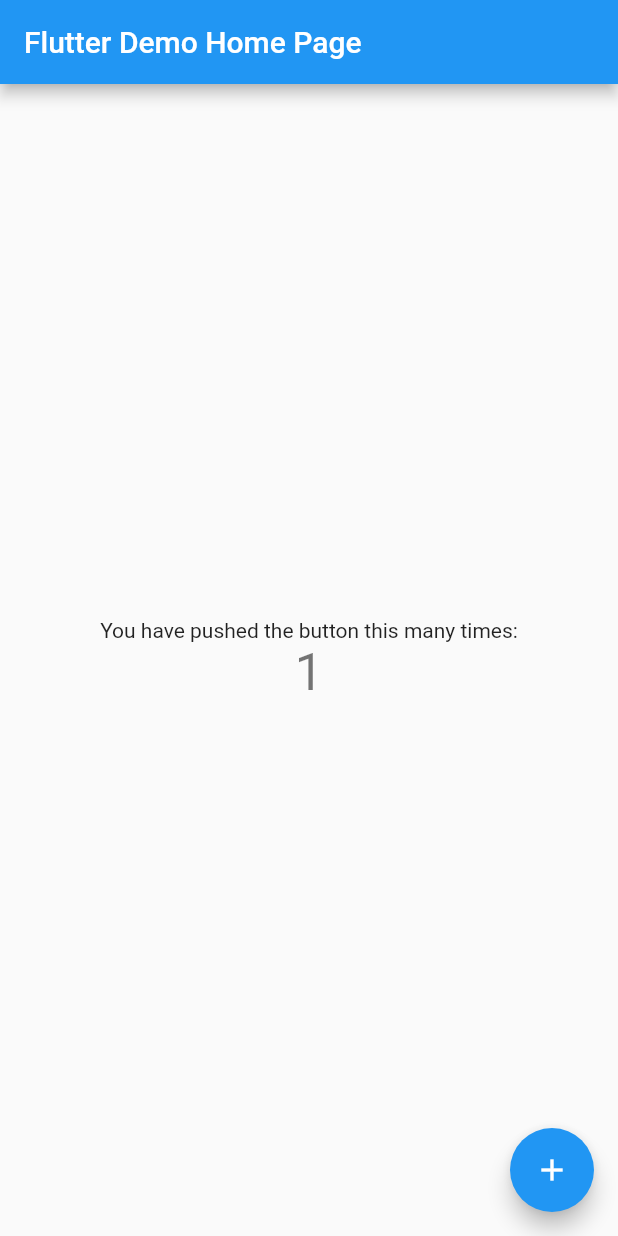
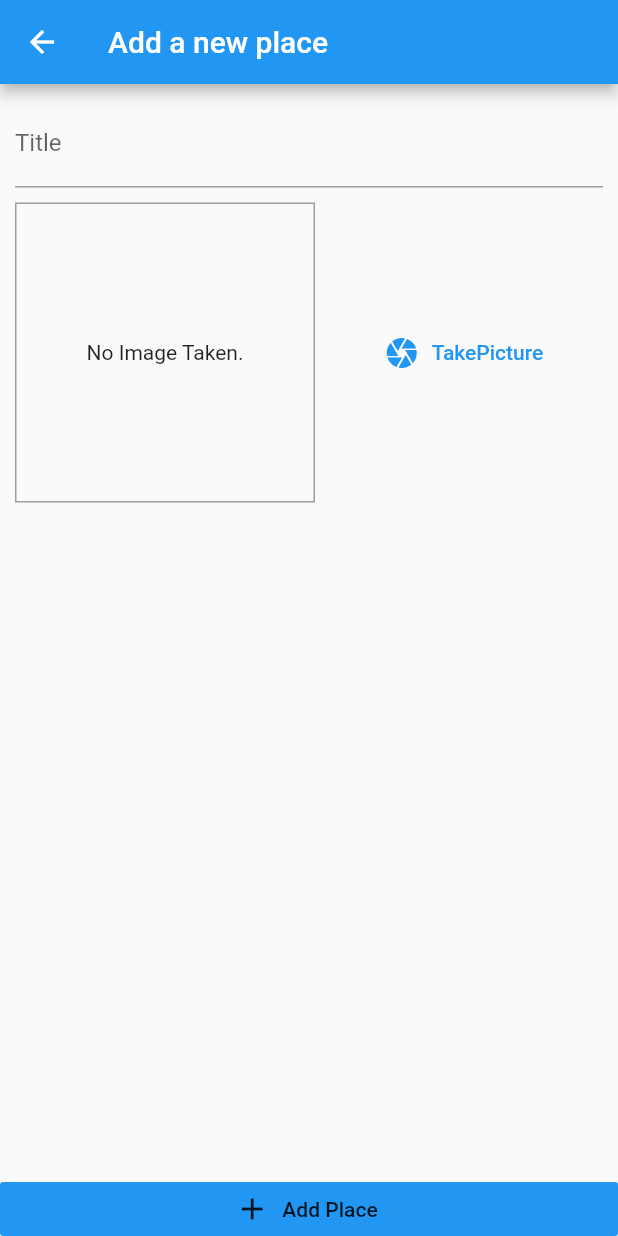
Before and after one commit to praveenbapuram/flutter_device_features, a Flutter app: the screen it shows after launch, after a tap on the "add" icon, on a phone screen of 412 x 824 dp. Run offline on Flutter 3.47's test engine with Material 2 defaults, Android fonts, the phone set to English and light mode, and no system bars; our stand-ins replace image_picker, sqflite; missing offline and left inert: dart:ffi; accounts and stored records are empty.

Commit message:
Accessing camera and saving the image to local app . Save the image path to the SQLLite DB.

```diff
--- /dev/null
+++ b/flutter_device_features/lib/helper/db_helper.dart
@@ -0,0 +1,20 @@
+import 'dart:ffi';
+
+import 'package:sqflite/sqflite.dart' as sql;
+import 'package:path/path.dart' as path;
+
+class DBHelper {
+  static Future<Void> insert(String table, Map<String, Object> data) async {
+    final dbPath = await sql.getDatabasesPath();
+    final sqlDb = await sql.openDatabase(path.join(dbPath, 'places.db'),
+        onCreate: (db, version) {
+      return db.execute(
+          'CREATE TABLE user_places(id TEXT PRIMARY KEY,title TEXT,image TEXT)');
+    }, version: 1);
+    await sqlDb.insert(
+      table,
+      data,
+      conflictAlgorithm: sql.ConflictAlgorithm.replace,
+    );
+  }
+}
--- a/flutter_device_features/lib/main.dart
+++ b/flutter_device_features/lib/main.dart
@@ -1,4 +1,8 @@
 import 'package:flutter/material.dart';
+import 'package:flutter_device_features/providers/great_places.dart';
+import 'package:flutter_device_features/screens/add_place_screen.dart';
+import 'package:flutter_device_features/screens/places_list_screen.dart';
+import 'package:provider/provider.dart';
 
 void main() {
   runApp(MyApp());
@@ -8,110 +12,18 @@ class MyApp extends StatelessWidget {
   // This widget is the root of your application.
   @override
   Widget build(BuildContext context) {
-    return MaterialApp(
-      title: 'Flutter Demo',
-      theme: ThemeData(
-        // This is the theme of your application.
-        //
-        // Try running your application with "flutter run". You'll see the
-        // application has a blue toolbar. Then, without quitting the app, try
-        // changing the primarySwatch below to Colors.green and then invoke
-        // "hot reload" (press "r" in the console where you ran "flutter run",
-        // or simply save your changes to "hot reload" in a Flutter IDE).
-        // Notice that the counter didn't reset back to zero; the application
-        // is not restarted.
-        primarySwatch: Colors.blue,
-        // This makes the visual density adapt to the platform that you run
-        // the app on. For desktop platforms, the controls will be smaller and
-        // closer together (more dense) than on mobile platforms.
-        visualDensity: VisualDensity.adaptivePlatformDensity,
-      ),
-      home: MyHomePage(title: 'Flutter Demo Home Page'),
+    return ChangeNotifierProvider.value(
+      value: GreatPlace(),
+      child: MaterialApp(
+          title: 'Great Places',
+          theme: ThemeData(
+            primarySwatch: Colors.blue,
+            visualDensity: VisualDensity.adaptivePlatformDensity,
+          ),
+          home: PlacesList(),
+          routes: {
+            AddPlaceScreen.routeName: (ctx) => AddPlaceScreen(),
+          }),
     );
   }
 }
-
-class MyHomePage extends StatefulWidget {
-  MyHomePage({Key key, this.title}) : super(key: key);
-
-  // This widget is the home page of your application. It is stateful, meaning
-  // that it has a State object (defined below) that contains fields that affect
-  // how it looks.
-
-  // This class is the configuration for the state. It holds the values (in this
-  // case the title) provided by the parent (in this case the App widget) and
-  // used by the build method of the State. Fields in a Widget subclass are
-  // always marked "final".
-
-  final String title;
-
-  @override
-  _MyHomePageState createState() => _MyHomePageState();
-}
-
-class _MyHomePageState extends State<MyHomePage> {
-  int _counter = 0;
-
-  void _incrementCounter() {
-    setState(() {
-      // This call to setState tells the Flutter framework that something has
-      // changed in this State, which causes it to rerun the build method below
-      // so that the display can reflect the updated values. If we changed
-      // _counter without calling setState(), then the build method would not be
-      // called again, and so nothing would appear to happen.
-      _counter++;
-    });
-  }
-
-  @override
-  Widget build(BuildContext context) {
-    // This method is rerun every time setState is called, for instance as done
-    // by the _incrementCounter method above.
-    //
-    // The Flutter framework has been optimized to make rerunning build methods
-    // fast, so that you can just rebuild anything that needs updating rather
-    // than having to individually change instances of widgets.
-    return Scaffold(
-      appBar: AppBar(
-        // Here we take the value from the MyHomePage object that was created by
-        // the App.build method, and use it to set our appbar title.
-        title: Text(widget.title),
-      ),
-      body: Center(
-        // Center is a layout widget. It takes a single child and positions it
-        // in the middle of the parent.
-        child: Column(
-          // Column is also a layout widget. It takes a list of children and
-          // arranges them vertically. By default, it sizes itself to fit its
-          // children horizontally, and tries to be as tall as its parent.
-          //
-          // Invoke "debug painting" (press "p" in the console, choose the
-          // "Toggle Debug Paint" action from the Flutter Inspector in Android
-          // Studio, or the "Toggle Debug Paint" command in Visual Studio Code)
-          // to see the wireframe for each widget.
-          //
-          // Column has various properties to control how it sizes itself and
-          // how it positions its children. Here we use mainAxisAlignment to
-          // center the children vertically; the main axis here is the vertical
-          // axis because Columns are vertical (the cross axis would be
-          // horizontal).
-          mainAxisAlignment: MainAxisAlignment.center,
-          children: <Widget>[
-            Text(
-              'You have pushed the button this many times:',
-            ),
-            Text(
-              '$_counter',
-              style: Theme.of(context).textTheme.headline4,
-            ),
-          ],
-        ),
-      ),
-      floatingActionButton: FloatingActionButton(
-        onPressed: _incrementCounter,
-        tooltip: 'Increment',
-        child: Icon(Icons.add),
-      ), // This trailing comma makes auto-formatting nicer for build methods.
-    );
-  }
-}
--- /dev/null
+++ b/flutter_device_features/lib/models/place.dart
@@ -0,0 +1,25 @@
+import 'dart:io';
+
+import 'package:flutter/cupertino.dart';
+
+class PlaceLocation {
+  final double latitude;
+  final double longitude;
+  final String address;
+
+  PlaceLocation(
+      {@required this.latitude, @required this.longitude, this.address});
+}
+
+class Place {
+  @required
+  final String id;
+  @required
+  final String title;
+  @required
+  final PlaceLocation location;
+  @required
+  final File image;
+
+  Place({this.id, this.title, this.location, this.image});
+}
--- /dev/null
+++ b/flutter_device_features/lib/providers/great_places.dart
@@ -0,0 +1,30 @@
+import 'dart:io';
+
+import 'package:flutter/foundation.dart';
+import 'package:flutter_device_features/helper/db_helper.dart';
+import 'package:flutter_device_features/models/place.dart';
+import 'package:flutter_device_features/screens/places_list_screen.dart';
+
+class GreatPlace with ChangeNotifier {
+  List<Place> _items = [];
+
+  List<Place> get places {
+    return [..._items];
+  }
+
+  void addPlace(String pickedTittle, File pickedImage) {
+    var newPlace = Place(
+        id: DateTime.now().toString(),
+        image: pickedImage,
+        location: null,
+        title: pickedTittle);
+    _items.add(newPlace);
+
+    DBHelper.insert('places', {
+      'id': newPlace.id,
+      'title': newPlace.title,
+      'image': newPlace.image.path
+    });
+    notifyListeners();
+  }
+}
--- /dev/null
+++ b/flutter_device_features/lib/screens/add_place_screen.dart
@@ -0,0 +1,71 @@
+import 'dart:io';
+
+import 'package:flutter/material.dart';
+import 'package:flutter_device_features/providers/great_places.dart';
+import 'package:flutter_device_features/widgets/image_input.dart';
+import 'package:provider/provider.dart';
+
+class AddPlaceScreen extends StatefulWidget {
+  static const routeName = '/add-place';
+
+  @override
+  _AddPlaceState createState() => _AddPlaceState();
+}
+
+class _AddPlaceState extends State<AddPlaceScreen> {
+  final _titleController = TextEditingController();
+  File _pickedImage;
+
+  void _selectImage(File pickedImage) {
+    _pickedImage = pickedImage;
+  }
+
+  void _savePlace() {
+    if (_titleController.text.isEmpty || _pickedImage == null) {
+      return;
+    }
+    Provider.of<GreatPlace>(context, listen: false)
+        .addPlace(_titleController.text, _pickedImage);
+    Navigator.of(context).pop();
+  }
+
+  @override
+  Widget build(BuildContext context) {
+    return Scaffold(
+      appBar: AppBar(
+        title: Text('Add a new place'),
+      ),
+      body: Column(
+        mainAxisAlignment: MainAxisAlignment.spaceBetween,
+        crossAxisAlignment: CrossAxisAlignment.stretch,
+        children: <Widget>[
+          Expanded(
+            child: SingleChildScrollView(
+              child: Padding(
+                padding: EdgeInsets.all(10),
+                child: Column(
+                  children: <Widget>[
+                    TextField(
+                      decoration: InputDecoration(labelText: 'Title'),
+                      controller: _titleController,
+                    ),
+                    SizedBox(height: 10),
+                    ImageInput(_selectImage),
+                  ],
+                ),
+              ),
+            ),
+          ),
+          RaisedButton.icon(
+            onPressed: _savePlace,
+            icon: Icon(Icons.add),
+            label: Text('Add Place'),
+            elevation: 0,
+            materialTapTargetSize: MaterialTapTargetSize.shrinkWrap,
+            color: Theme.of(context).accentColor,
+          )
+        ],
+      ),
+    );
+  }
+}
--- /dev/null
+++ b/flutter_device_features/lib/screens/places_list_screen.dart
@@ -0,0 +1,45 @@
+import 'package:flutter/material.dart';
+import 'package:flutter_device_features/providers/great_places.dart';
+import 'package:flutter_device_features/screens/add_place_screen.dart';
+import 'package:provider/provider.dart';
+
+class PlacesList extends StatelessWidget {
+  @override
+  Widget build(BuildContext context) {
+    return Scaffold(
+      appBar: AppBar(
+        title: Text('Your Places'),
+        actions: <Widget>[
+          IconButton(
+            icon: Icon(Icons.add),
+            onPressed: () {
+              Navigator.of(context).pushNamed(AddPlaceScreen.routeName);
+            },
+          )
+        ],
+      ),
+      body: Consumer<GreatPlace>(
+        child: Center(
+          child: Text('Got no places yet start adding some..!'),
+        ),
+        builder: (ctx, greatePlace, ch) => greatePlace.places.length <= 0
+            ? ch
+            : ListView.builder(
+                itemBuilder: (ctx, index) {
+                  return ListTile(
+                    leading: CircleAvatar(
+                      backgroundImage:
+                          FileImage(greatePlace.places[index].image),
+                    ),
+                    title: Text(greatePlace.places[index].title),
+                    onTap: () {
+                      // Go to detail page.
+                    },
+                  );
+                },
+                itemCount: greatePlace.places.length,
+              ),
+      ),
+    );
+  }
+}
--- /dev/null
+++ b/flutter_device_features/lib/widgets/image_input.dart
@@ -0,0 +1,70 @@
+import 'dart:io';
+
+import 'package:flutter/material.dart';
+import 'package:image_picker/image_picker.dart';
+import 'package:path/path.dart' as path;
+import 'package:path_provider/path_provider.dart' as syspath;
+
+class ImageInput extends StatefulWidget {
+  final Function onSelectImage;
+
+  ImageInput(this.onSelectImage);
+
+  @override
+  _ImageInputState createState() => _ImageInputState();
+}
+
+class _ImageInputState extends State<ImageInput> {
+  File _storedImage;
+
+  Future<void> _takePicture() async {
+    final picker = ImagePicker();
+    final imageFile = await picker.getImage(
+      source: ImageSource.camera,
+      maxWidth: 600,
+    );
+    if (imageFile == null) {
+      return;
+    }
+    setState(() {
+      _storedImage = File(imageFile.path);
+    });
+    final appDir = await syspath.getApplicationDocumentsDirectory();
+    final fileName = path.basename(imageFile.path);
+    final savedImage =
+        await File(imageFile.path).copy('${appDir.path}/$fileName');
+    widget.onSelectImage(savedImage);
+  }
+
+  @override
+  Widget build(BuildContext context) {
+    return Row(
+      children: <Widget>[
+        Container(
+          width: 200,
+          height: 200,
+          decoration: BoxDecoration(
+            border: Border.all(width: 1, color: Colors.grey),
+          ),
+          child: _storedImage != null
+              ? Image.file(
+                  _storedImage,
+                  fit: BoxFit.cover,
+                  width: double.infinity,
+                )
+              : Text('No Image Taken.', textAlign: TextAlign.center),
+          alignment: Alignment.center,
+        ),
+        SizedBox(
+          width: 10,
+        ),
+        Expanded(
+            child: FlatButton.icon(
+                onPressed: _takePicture,
+                icon: Icon(Icons.camera),
+                textColor: Theme.of(context).primaryColor,
+                label: Text('TakePicture')))
+      ],
+    );
+  }
+}
--- a/flutter_device_features/pubspec.yaml
+++ b/flutter_device_features/pubspec.yaml
@@ -23,7 +23,11 @@ environment:
 dependencies:
   flutter:
     sdk: flutter
-
+  provider: ^4.3.2
+  image_picker: ^0.6.7+4
+  path_provider: ^1.6.11
+  path: ^1.6.4
+  sqflite: ^1.3.1
 
   # The following adds the Cupertino Icons font to your application.
   # Use with the CupertinoIcons class for iOS style icons.
```
Also changed, not shown: flutter_device_features/lib/screens/place_details_screen.dart (added), flutter_device_features/pubspec.lock, 1 other file.
